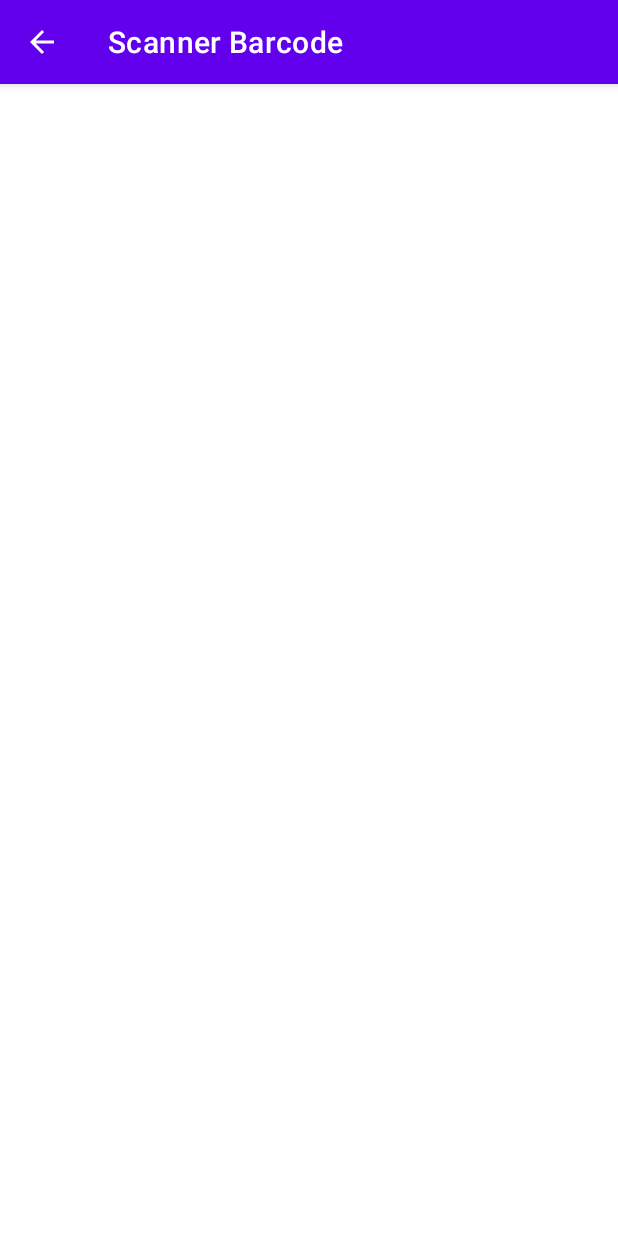
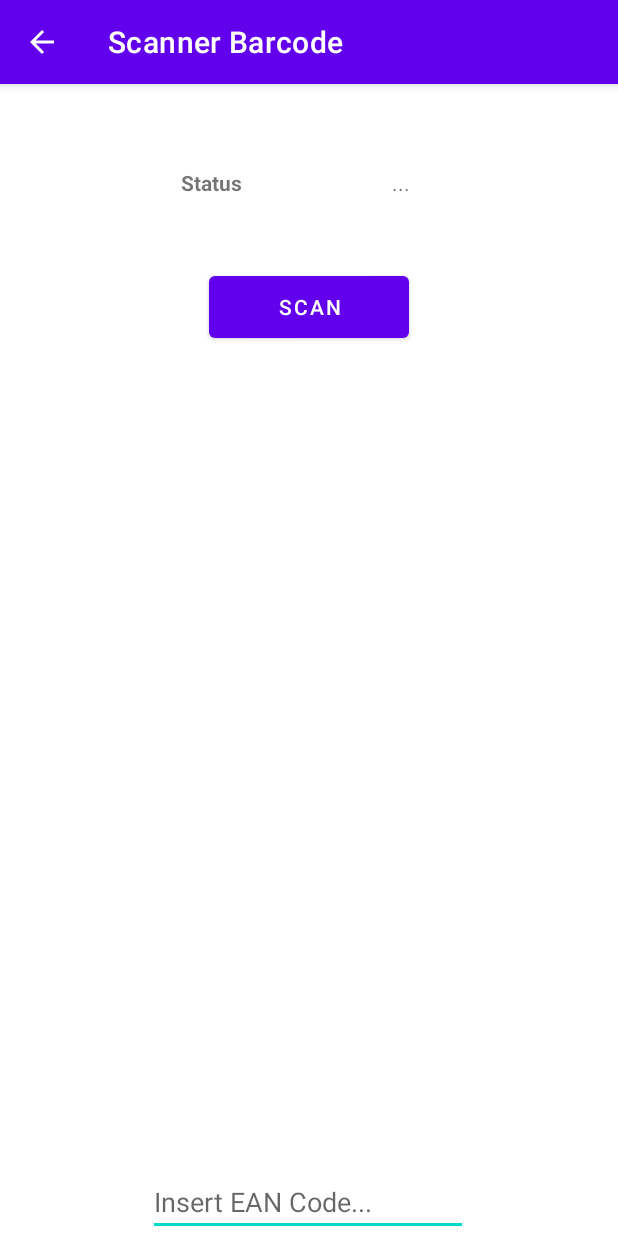
Before and after one commit to EclissiSolare/BarcodeScanner, an Android app: the ActivityLabels screen opened directly, with no data from a screen before it, on a phone screen of 412 x 824 dp. Run offline under Robolectric (Android 15) with nearby library versions, the phone set to English and light mode, and no system bars.

```diff
--- a/app/src/main/res/layout/activity_labels.xml
+++ b/app/src/main/res/layout/activity_labels.xml
@@ -1,10 +1,65 @@
 <?xml version="1.0" encoding="utf-8"?>
-<androidx.constraintlayout.widget.ConstraintLayout
-    xmlns:android="http://schemas.android.com/apk/res/android"
+<androidx.constraintlayout.widget.ConstraintLayout xmlns:android="http://schemas.android.com/apk/res/android"
+    xmlns:app="http://schemas.android.com/apk/res-auto"
     xmlns:tools="http://schemas.android.com/tools"
-    xmlns:app="http://schemas.android.com/apk/res-auto"
     android:layout_width="match_parent"
     android:layout_height="match_parent"
-    tools:context=".ActivityLabels">
+    >
 
-  </androidx.constraintlayout.widget.ConstraintLayout>
+  <Button
+      android:id="@+id/btnScanLabels"
+      android:layout_width="133dp"
+      android:layout_height="53dp"
+      android:onClick="ToggleSoftScanTrigger"
+      android:text="Scan"
+      app:layout_constraintBottom_toBottomOf="parent"
+      app:layout_constraintEnd_toEndOf="parent"
+      app:layout_constraintStart_toStartOf="parent"
+      app:layout_constraintTop_toTopOf="parent"
+      app:layout_constraintVertical_bias="0.171" />
+
+  <TextView
+      android:id="@+id/txtStatusLAbels"
+      android:layout_width="wrap_content"
+      android:layout_height="wrap_content"
+      android:text="..."
+      android:textSize="14sp"
+      app:layout_constraintBottom_toBottomOf="parent"
+      app:layout_constraintEnd_toEndOf="parent"
+      app:layout_constraintHorizontal_bias="0.418"
+      app:layout_constraintStart_toEndOf="@+id/textViewLabels"
+      app:layout_constraintTop_toTopOf="parent"
+      app:layout_constraintVertical_bias="0.075" />
+
+  <TextView
+      android:id="@+id/textViewLabels"
+      android:layout_width="wrap_content"
+      android:layout_height="wrap_content"
+      android:text="Status"
+      android:textSize="14sp"
+      android:textStyle="bold"
+      app:layout_constraintBottom_toBottomOf="parent"
+      app:layout_constraintEnd_toEndOf="parent"
+      app:layout_constraintHorizontal_bias="0.325"
+      app:layout_constraintStart_toStartOf="parent"
+      app:layout_constraintTop_toTopOf="parent"
+      app:layout_constraintVertical_bias="0.075" />
+
+  <EditText
+      android:id="@+id/editTextLabels"
+      android:layout_width="wrap_content"
+      android:layout_height="wrap_content"
+      android:ems="10"
+      android:hint="Insert EAN Code..."
+      android:inputType="number"
+      android:visibility="visible"
+      app:layout_constraintBottom_toBottomOf="parent"
+      app:layout_constraintEnd_toEndOf="parent"
+      app:layout_constraintHorizontal_bias="0.497"
+      app:layout_constraintStart_toStartOf="parent"
+      app:layout_constraintTop_toBottomOf="@+id/btnScan"
+      app:layout_constraintVertical_bias="0.11" />
+
+
+
+</androidx.constraintlayout.widget.ConstraintLayout>
```
Also changed, not shown: app/src/main/java/com/example/progettoletturadati/ActivityLabels.java (+6 -5 lines), app/src/main/java/com/example/progettoletturadati/prova/RetrieveFeedTask2.java (+172 -1 lines).
